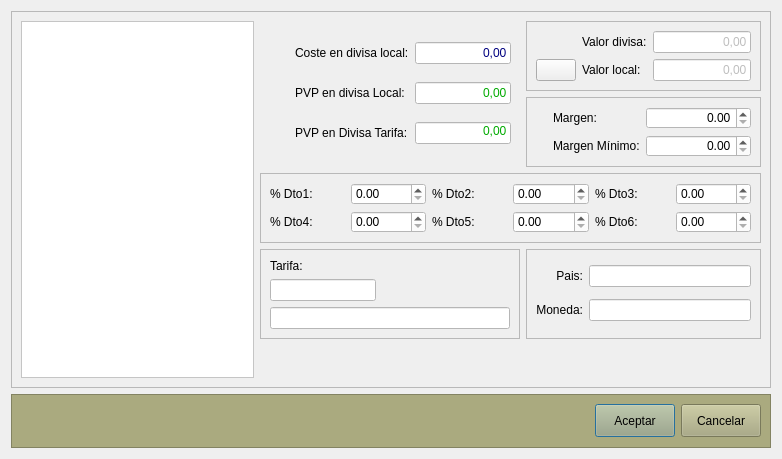
Qt form Almacen/frmtarifas.ui (arcnexus/RedFoX) before a commit.
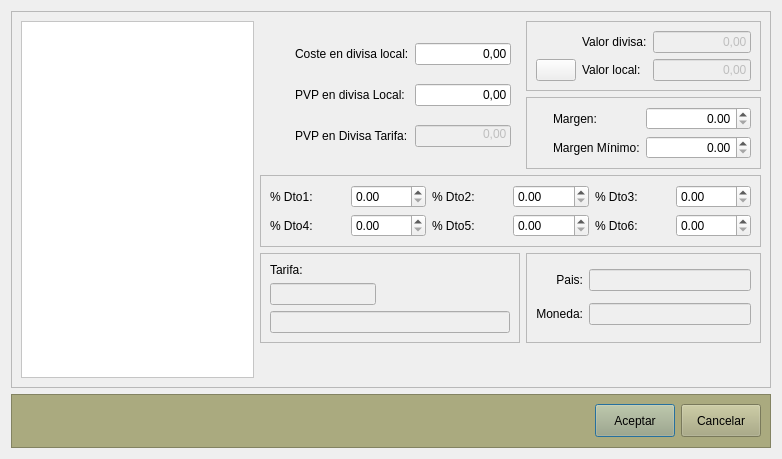
The same form after that commit. Icons and pictures are not drawn.

```diff
--- a/Almacen/frmtarifas.ui
+++ b/Almacen/frmtarifas.ui
@@ -161,10 +161,6 @@
              <height>16777215</height>
             </size>
            </property>
-           <property name="styleSheet">
-            <string notr="true">background-color: rgb(255, 255, 255);
-color: rgb(115, 115, 115);</string>
-           </property>
           </widget>
          </item>
          <item>
@@ -172,10 +168,6 @@
            <property name="enabled">
             <bool>false</bool>
            </property>
-           <property name="styleSheet">
-            <string notr="true">background-color: rgb(255, 255, 255);
-color: rgb(115, 115, 115);</string>
-           </property>
           </widget>
          </item>
         </layout>
@@ -202,11 +194,6 @@
              <height>16777215</height>
             </size>
            </property>
-           <property name="styleSheet">
-            <string notr="true">background-color: rgb(255, 255, 255);
-font: 75 16pt &quot;Bitstream Vera Sans&quot;;
-color: rgb(0, 170, 0);</string>
-           </property>
            <property name="text">
             <string>0,00</string>
            </property>
@@ -229,11 +216,6 @@
              <height>16777215</height>
             </size>
            </property>
-           <property name="styleSheet">
-            <string notr="true">background-color: rgb(255, 255, 255);
-font: 75 16pt &quot;Bitstream Vera Sans&quot;;
-color: rgb(0, 0, 127);</string>
-           </property>
            <property name="text">
             <string>0,00</string>
            </property>
@@ -262,11 +244,6 @@
              <height>16777215</height>
             </size>
            </property>
-           <property name="styleSheet">
-            <string notr="true">background-color: rgb(255, 255, 255);
-font: 75 16pt &quot;Bitstream Vera Sans&quot;;
-color: rgb(0, 170, 0);</string>
-           </property>
            <property name="text">
             <string>0,00</string>
            </property>
@@ -331,9 +308,6 @@
              <height>16777215</height>
             </size>
            </property>
-           <property name="styleSheet">
-            <string notr="true">background-color: rgb(255, 255, 255);</string>
-           </property>
            <property name="alignment">
             <set>Qt::AlignRight|Qt::AlignTrailing|Qt::AlignVCenter</set>
            </property>
@@ -362,10 +336,6 @@
              <height>16777215</height>
             </size>
            </property>
-           <property name="styleSheet">
-            <string notr="true">background-color: rgb(255, 255, 255);
-</string>
-           </property>
            <property name="alignment">
             <set>Qt::AlignRight|Qt::AlignTrailing|Qt::AlignVCenter</set>
            </property>
@@ -446,9 +416,6 @@
              <height>16777215</height>
             </size>
            </property>
-           <property name="styleSheet">
-            <string notr="true">background-color: rgb(255, 255, 255);</string>
-           </property>
            <property name="text">
             <string>0,00</string>
            </property>
@@ -468,9 +435,6 @@
              <height>16777215</height>
             </size>
            </property>
-           <property name="styleSheet">
-            <string notr="true">background-color: rgb(255, 255, 255);</string>
-           </property>
            <property name="text">
             <string>0,00</string>
            </property>
@@ -549,10 +513,6 @@
              <height>0</height>
             </size>
            </property>
-           <property name="styleSheet">
-            <string notr="true">background-color: rgb(255, 255, 255);
-color: rgb(115, 115, 115);</string>
-           </property>
           </widget>
          </item>
          <item row="1" column="0">
@@ -576,10 +536,6 @@
              <height>0</height>
             </size>
            </property>
-           <property name="styleSheet">
-            <string notr="true">background-color: rgb(255, 255, 255);
-color: rgb(115, 115, 115);</string>
-           </property>
           </widget>
          </item>
          <item row="0" column="0">
@@ -611,11 +567,7 @@
         </property>
         <layout class="QGridLayout" name="gridLayout_7">
          <item row="0" column="3">
-          <widget class="QDoubleSpinBox" name="dspin_porc_dto2">
-           <property name="styleSheet">
-            <string notr="true">background-color: rgb(255, 255, 255);</string>
-           </property>
-          </widget>
+          <widget class="QDoubleSpinBox" name="dspin_porc_dto2"/>
          </item>
          <item row="0" column="2">
           <widget class="QLabel" name="label_12">
@@ -625,11 +577,7 @@
           </widget>
          </item>
          <item row="0" column="1">
-          <widget class="QDoubleSpinBox" name="dspin_porc_dto1">
-           <property name="styleSheet">
-            <string notr="true">background-color: rgb(255, 255, 255);</string>
-           </property>
-          </widget>
+          <widget class="QDoubleSpinBox" name="dspin_porc_dto1"/>
          </item>
          <item row="0" column="4">
           <widget class="QLabel" name="label_13">
@@ -646,11 +594,7 @@
           </widget>
          </item>
          <item row="0" column="5">
-          <widget class="QDoubleSpinBox" name="dspin_porc_dto3">
-           <property name="styleSheet">
-            <string notr="true">background-color: rgb(255, 255, 255);</string>
-           </property>
-          </widget>
+          <widget class="QDoubleSpinBox" name="dspin_porc_dto3"/>
          </item>
          <item row="1" column="0">
           <widget class="QLabel" name="label_14">
@@ -660,11 +604,7 @@
           </widget>
          </item>
          <item row="1" column="1">
-          <widget class="QDoubleSpinBox" name="dspin_porc_dto4">
-           <property name="styleSheet">
-            <string notr="true">background-color: rgb(255, 255, 255);</string>
-           </property>
-          </widget>
+          <widget class="QDoubleSpinBox" name="dspin_porc_dto4"/>
          </item>
          <item row="1" column="2">
           <widget class="QLabel" name="label_15">
@@ -674,11 +614,7 @@
           </widget>
          </item>
          <item row="1" column="3">
-          <widget class="QDoubleSpinBox" name="dspin_porc_dto5">
-           <property name="styleSheet">
-            <string notr="true">background-color: rgb(255, 255, 255);</string>
-           </property>
-          </widget>
+          <widget class="QDoubleSpinBox" name="dspin_porc_dto5"/>
          </item>
          <item row="1" column="4">
           <widget class="QLabel" name="label_16">
@@ -688,11 +624,7 @@
           </widget>
          </item>
          <item row="1" column="5">
-          <widget class="QDoubleSpinBox" name="dspin_porc_dto6">
-           <property name="styleSheet">
-            <string notr="true">background-color: rgb(255, 255, 255);</string>
-           </property>
-          </widget>
+          <widget class="QDoubleSpinBox" name="dspin_porc_dto6"/>
          </item>
         </layout>
        </widget>
```
